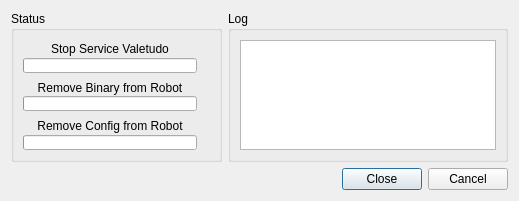
Old version of the form res/ui/uninstaller.ui in the repository LazyT/rrcc.
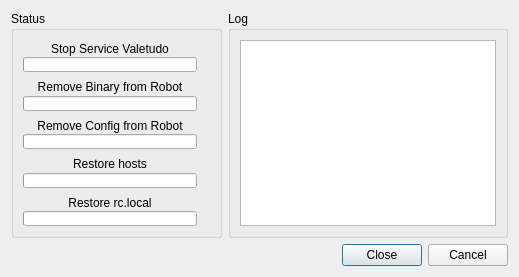
New version of the form. Icons and pictures are not drawn.

```diff
--- a/res/ui/uninstaller.ui
+++ b/res/ui/uninstaller.ui
@@ -7,7 +7,7 @@
     <x>0</x>
     <y>0</y>
     <width>519</width>
-    <height>201</height>
+    <height>277</height>
    </rect>
   </property>
   <property name="windowTitle">
@@ -157,6 +157,92 @@
             </item>
            </layout>
           </item>
+          <item row="3" column="1">
+           <widget class="QLabel" name="label_restore_hosts">
+            <property name="text">
+             <string/>
+            </property>
+            <property name="pixmap">
+             <pixmap resource="../rrcc.qrc">:/png/png/question.png</pixmap>
+            </property>
+           </widget>
+          </item>
+          <item row="4" column="1">
+           <widget class="QLabel" name="label_restore_rclocal">
+            <property name="text">
+             <string/>
+            </property>
+            <property name="pixmap">
+             <pixmap resource="../rrcc.qrc">:/png/png/question.png</pixmap>
+            </property>
+           </widget>
+          </item>
+          <item row="3" column="0">
+           <layout class="QVBoxLayout" name="verticalLayout_8">
+            <property name="spacing">
+             <number>0</number>
+            </property>
+            <item>
+             <widget class="QLabel" name="label_4">
+              <property name="text">
+               <string>Restore hosts</string>
+              </property>
+              <property name="alignment">
+               <set>Qt::AlignCenter</set>
+              </property>
+             </widget>
+            </item>
+            <item>
+             <widget class="QProgressBar" name="progressBar_restore_hosts">
+              <property name="maximumSize">
+               <size>
+                <width>16777215</width>
+                <height>15</height>
+               </size>
+              </property>
+              <property name="value">
+               <number>0</number>
+              </property>
+              <property name="textVisible">
+               <bool>false</bool>
+              </property>
+             </widget>
+            </item>
+           </layout>
+          </item>
+          <item row="4" column="0">
+           <layout class="QVBoxLayout" name="verticalLayout_9">
+            <property name="spacing">
+             <number>0</number>
+            </property>
+            <item>
+             <widget class="QLabel" name="label_5">
+              <property name="text">
+               <string>Restore rc.local</string>
+              </property>
+              <property name="alignment">
+               <set>Qt::AlignCenter</set>
+              </property>
+             </widget>
+            </item>
+            <item>
+             <widget class="QProgressBar" name="progressBar_restore_rclocal">
+              <property name="maximumSize">
+               <size>
+                <width>16777215</width>
+                <height>15</height>
+               </size>
+              </property>
+              <property name="value">
+               <number>0</number>
+              </property>
+              <property name="textVisible">
+               <bool>false</bool>
+              </property>
+             </widget>
+            </item>
+           </layout>
+          </item>
          </layout>
         </item>
        </layout>
```
